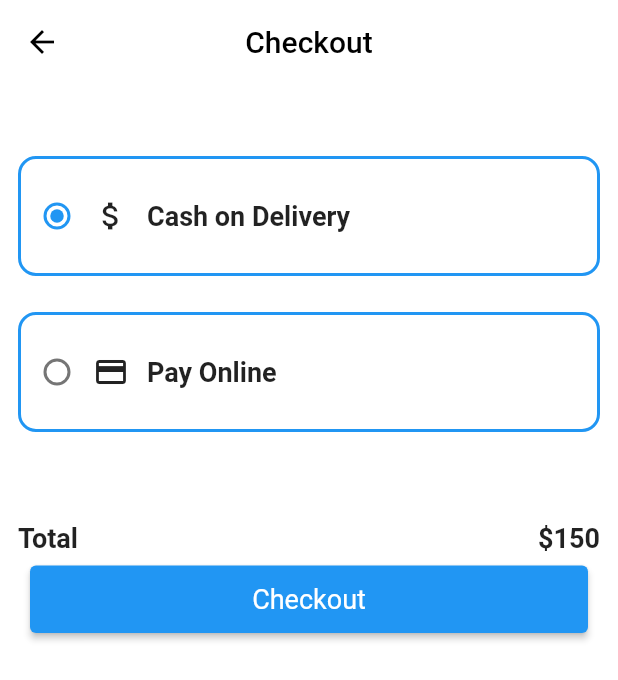
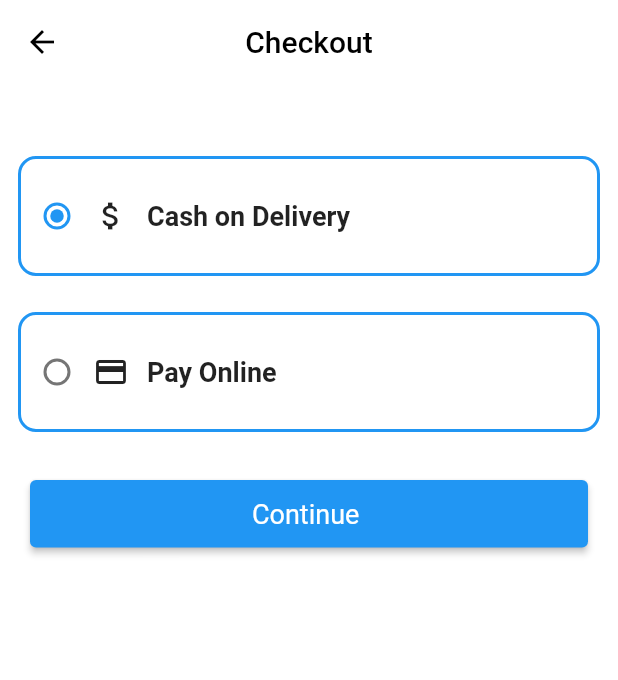
Before and after one commit to sushantkumar09/ecommerceApp, a Flutter app: the ProductDetails screen opened directly with empty values, after a tap on the "favorite outline" icon, after a tap on "BUY", on a phone screen of 412 x 824 dp. Shown: the top 680 px of the screen. Run offline on Flutter 3.47's test engine with Material 2 defaults, Android fonts, the phone set to English and light mode, and no system bars; our stand-ins replace cloud_firestore, firebase_auth, firebase_core, firebase_storage, fluttertoast, image_picker and 1 more; accounts and stored records are empty; network calls fail.

```diff
--- a/lib/models/product_model.dart
+++ b/lib/models/product_model.dart
@@ -23,18 +23,28 @@ class ProductModel {
 
   int? qty;
 
-  Map<String, dynamic> toMap() {
-    return {
-      'id': id,
-      'image': image,
-      'pname': pname,
-      'prod_name': prod_name,
-      'price': price,
-      'qty':qty,
-      'description': description,
-      'isFavourite': isFavourite,
-    };
-  }
+  // Map<String, dynamic> toMap() {
+  //   return {
+  //     'id': id,
+  //     'image': image,
+  //     'pname': pname,
+  //     'prod_name': prod_name,
+  //     'price': price,
+  //     'qty':qty,
+  //     'description': description,
+  //     'isFavourite': isFavourite,
+  //   };
+  // }
+  Map<String, dynamic> toJson() => {
+    "id": id,
+    'prod_name': prod_name,
+    "pname": pname,
+    "image": image,
+    "description": description,
+    "isFavourite": isFavourite,
+    "price": price,
+    "qty": qty
+  };
 
   ProductModel.fromDocumentSnapshot(DocumentSnapshot<Map<String, dynamic>> doc)
       // : id = doc.id,
--- a/lib/screens/cart_screen/cart_screen.dart
+++ b/lib/screens/cart_screen/cart_screen.dart
@@ -59,7 +59,7 @@ class _CartScreenState extends State<CartScreen> {
                   // if (appProvider.getBuyProductList.isEmpty) {
                   //   showMessage("Cart is empty");
                   // } else {
-                  Routes.instance.push(Checkout(), context);
+                  // Routes.instance.push(Checkout(), context);
                 },
               ),
             ],
--- a/lib/screens/checkout/checkout.dart
+++ b/lib/screens/checkout/checkout.dart
@@ -1,8 +1,16 @@
+import 'package:ecommerce/constants/routes.dart';
+import 'package:ecommerce/firebase_helper/firebase_firestore_helper.dart';
+import 'package:ecommerce/models/product_model.dart';
+import 'package:ecommerce/provider/app_provider.dart';
+import 'package:ecommerce/screens/custom_bottom_bar.dart';
 import 'package:ecommerce/widgets/primary_button.dart';
 import 'package:flutter/material.dart';
+import 'package:provider/provider.dart';
 
 class Checkout extends StatefulWidget {
-  const Checkout({Key? key}) : super(key: key);
+  final ProductModel singleProduct;
+
+  const Checkout({Key? key, required this.singleProduct}) : super(key: key);
 
   @override
   State<Checkout> createState() => _CheckoutState();
@@ -13,6 +21,7 @@ class _CheckoutState extends State<Checkout> {
 
   @override
   Widget build(BuildContext context) {
+    AppProvider appProvider = Provider.of<AppProvider>(context);
     return Scaffold(
       appBar: AppBar(
         centerTitle: true,
@@ -96,28 +105,42 @@ class _CheckoutState extends State<Checkout> {
               ),
             ),
             const SizedBox(
-              height: 60.0,
+              height: 24.0,
             ),
-            Row(
-              mainAxisAlignment: MainAxisAlignment.spaceBetween,
-              children: const [
-                Text(
-                  "Total",
-                  style: TextStyle(
-                    fontWeight: FontWeight.bold,
-                    fontSize: 18,
-                  ),
-                ),
-                Text(
-                  "\$150",
-                  style: TextStyle(
-                    fontWeight: FontWeight.bold,
-                    fontSize: 18,
-                  ),
-                )
-              ],
-            ),
-            PrimaryButton(onPressed: () {}, title: "Checkout")
+            // Row(
+            //   mainAxisAlignment: MainAxisAlignment.spaceBetween,
+            //   children: const [
+            //     Text(
+            //       "Total",
+            //       style: TextStyle(
+            //         fontWeight: FontWeight.bold,
+            //         fontSize: 18,
+            //       ),
+            //     ),
+            //     Text(
+            //       "\$150",
+            //       style: TextStyle(
+            //         fontWeight: FontWeight.bold,
+            //         fontSize: 18,
+            //       ),
+            //     )
+            //   ],
+            // ),
+            PrimaryButton(
+                onPressed: () async {
+                  appProvider.getBuyProductsList.clear();
+                  appProvider.addBuyProduct(widget.singleProduct);
+                  bool value = await FirebaseFirestoreHelper.instance
+                      .uploadOrderedProductFirebase(
+                          appProvider.getBuyProductsList, context,groupValue==1?"Cash on delivery":"Paid");
+                  if(value){
+                    Future.delayed(const Duration(seconds: 2),(){
+                      Routes.instance.push(CustomBottomBar(), context);
+                    });
+                  }
+
+                },
+                title: "Continue ")
           ],
         ),
       ),
--- a/lib/screens/product_detail/product_detail.dart
+++ b/lib/screens/product_detail/product_detail.dart
@@ -157,7 +157,8 @@ class _ProductDetailsState extends State<ProductDetails> {
                     width: 130,
                     child: ElevatedButton(
                       onPressed: () {
-                        Routes.instance.push(const Checkout(), context);
+                        ProductModel productModel = widget.singleProduct.copyWith(qty: quantity);
+                        Routes.instance.push(Checkout(singleProduct: productModel,), context);
                         // Routes.instance.push(FavouriteScreen(), context);
                       },
                       child:const  Text("BUY"),
```
Also changed, not shown: lib/firebase_helper/firebase_firestore_helper.dart (+33 -14 lines), lib/provider/app_provider.dart (+18 -5 lines), lib/screens/cart_screen/single_cart_item.dart (+10 -13 lines).
